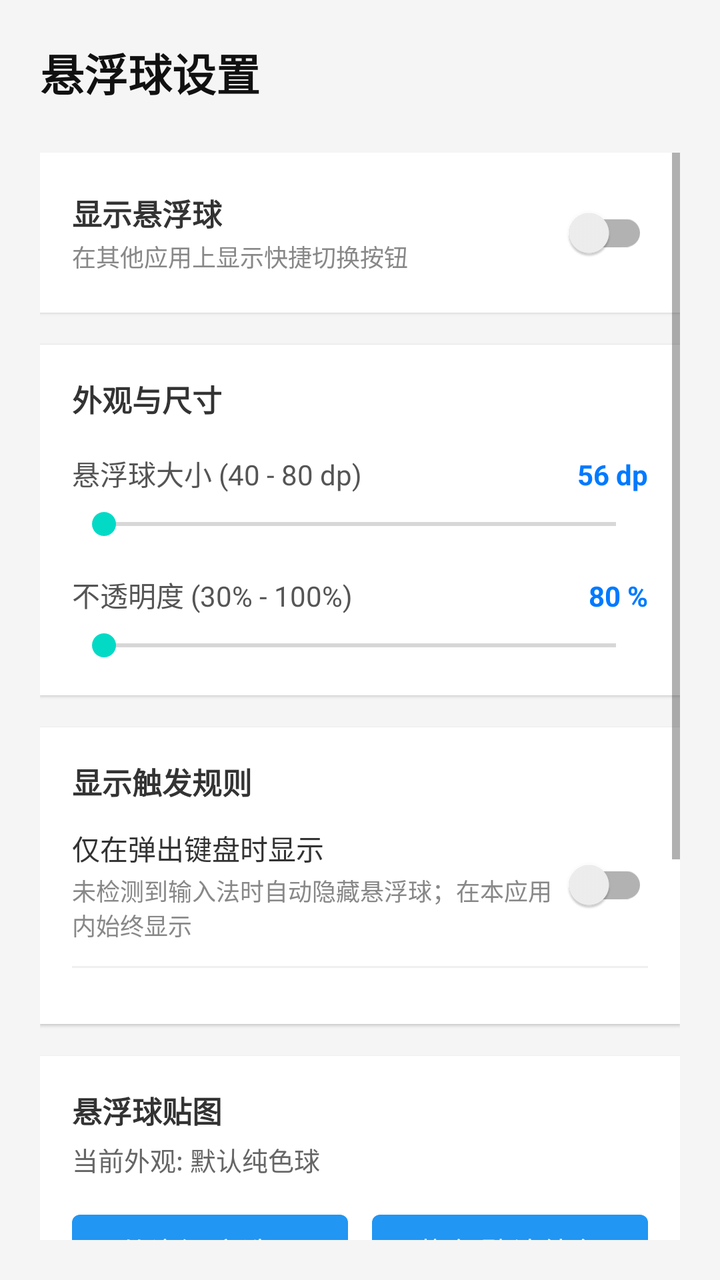
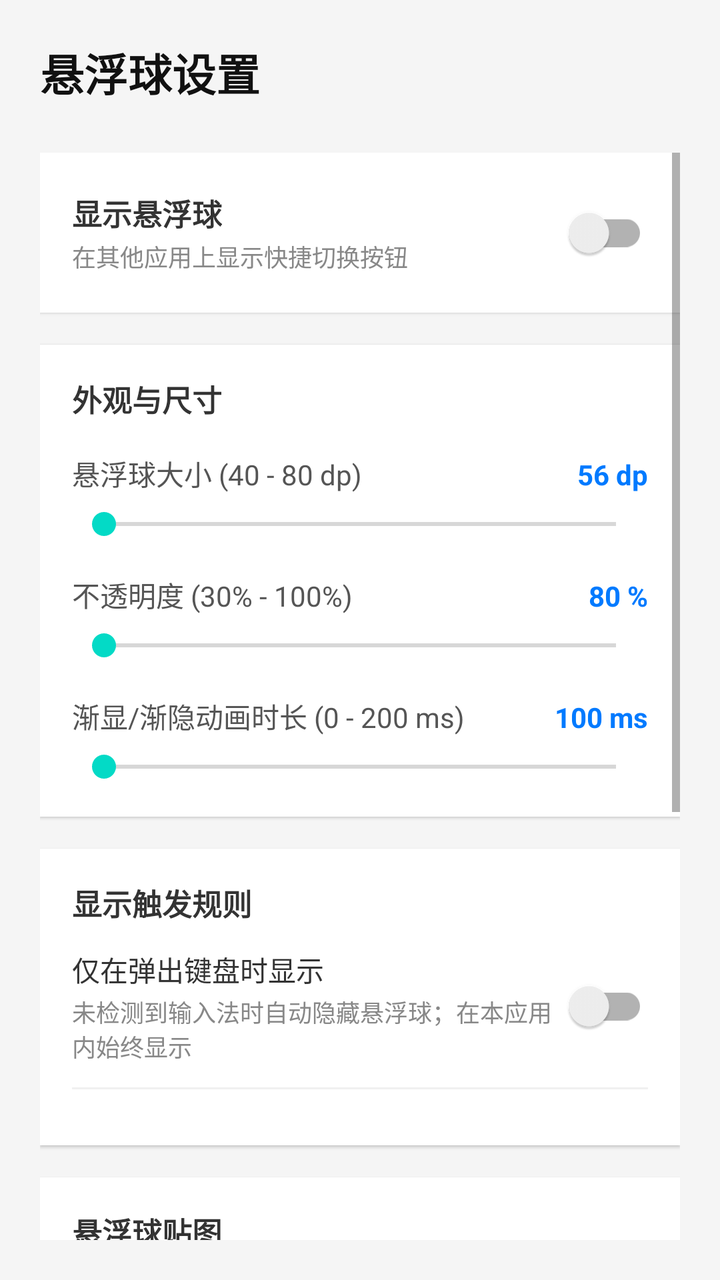

An Android layout rendered at two revisions. The XML below is the earlier revision; the diff shows what the commit changed to produce the second picture.
<!-- AndroidManifest.xml: application theme Theme.Test -->
<!-- res/layout/activity_settings_floating.xml -->
<?xml version="1.0" encoding="utf-8"?>
<LinearLayout xmlns:android="http://schemas.android.com/apk/res/android"
    android:layout_width="match_parent"
    android:layout_height="match_parent"
    android:orientation="vertical"
    android:padding="20dp"
    android:background="#F5F5F5">

    <TextView
        android:layout_width="wrap_content"
        android:layout_height="wrap_content"
        android:text="悬浮球设置"
        android:textSize="22sp"
        android:textStyle="bold"
        android:textColor="#111111"
        android:layout_marginBottom="24dp" />

    <ScrollView
        android:layout_width="match_parent"
        android:layout_height="match_parent"
        android:fillViewport="true">

        <LinearLayout
            android:layout_width="match_parent"
            android:layout_height="wrap_content"
            android:orientation="vertical">

            
            <LinearLayout
                android:layout_width="match_parent"
                android:layout_height="wrap_content"
                android:orientation="horizontal"
                android:gravity="center_vertical"
                android:background="#FFFFFF"
                android:padding="16dp"
                android:elevation="1dp"
                android:layout_marginBottom="16dp">

                <LinearLayout
                    android:layout_width="0dp"
                    android:layout_height="wrap_content"
                    android:layout_weight="1"
                    android:orientation="vertical">

                    <TextView
                        android:layout_width="wrap_content"
                        android:layout_height="wrap_content"
                        android:text="显示悬浮球"
                        android:textSize="15sp"
                        android:textStyle="bold"
                        android:textColor="#333333" />

                    <TextView
                        android:layout_width="wrap_content"
                        android:layout_height="wrap_content"
                        android:text="在其他应用上显示快捷切换按钮"
                        android:textSize="12sp"
                        android:textColor="#888888"
                        android:layout_marginTop="2dp" />
                </LinearLayout>

                <androidx.appcompat.widget.SwitchCompat
                    android:id="@+id/swBallMasterSwitch"
                    android:layout_width="wrap_content"
                    android:layout_height="wrap_content" />
            </LinearLayout>

            
            <LinearLayout
                android:layout_width="match_parent"
                android:layout_height="wrap_content"
                android:orientation="vertical"
                android:background="#FFFFFF"
                android:padding="16dp"
                android:elevation="1dp"
                android:layout_marginBottom="16dp">

                <TextView
                    android:layout_width="wrap_content"
                    android:layout_height="wrap_content"
                    android:text="外观与尺寸"
                    android:textSize="15sp"
                    android:textStyle="bold"
                    android:textColor="#333333" />

                
                <LinearLayout
                    android:layout_width="match_parent"
                    android:layout_height="wrap_content"
                    android:orientation="horizontal"
                    android:layout_marginTop="16dp">

                    <TextView
                        android:layout_width="0dp"
                        android:layout_height="wrap_content"
                        android:layout_weight="1"
                        android:text="悬浮球大小 (40 - 80 dp)"
                        android:textSize="14sp"
                        android:textColor="#555555" />

                    <TextView
                        android:id="@+id/tvSizeValue"
                        android:layout_width="wrap_content"
                        android:layout_height="wrap_content"
                        android:text="56 dp"
                        android:textSize="14sp"
                        android:textStyle="bold"
                        android:textColor="#007AFF" />
                </LinearLayout>

                <SeekBar
                    android:id="@+id/sbBallSize"
                    android:layout_width="match_parent"
                    android:layout_height="wrap_content"
                    android:max="40"
                    android:layout_marginTop="6dp" />

                
                <LinearLayout
                    android:layout_width="match_parent"
                    android:layout_height="wrap_content"
                    android:orientation="horizontal"
                    android:layout_marginTop="16dp">

                    <TextView
                        android:layout_width="0dp"
                        android:layout_height="wrap_content"
                        android:layout_weight="1"
                        android:text="不透明度 (30% - 100%)"
                        android:textSize="14sp"
                        android:textColor="#555555" />

                    <TextView
                        android:id="@+id/tvAlphaValue"
                        android:layout_width="wrap_content"
                        android:layout_height="wrap_content"
                        android:text="80 %"
                        android:textSize="14sp"
                        android:textStyle="bold"
                        android:textColor="#007AFF" />
                </LinearLayout>

                <SeekBar
                    android:id="@+id/sbBallAlpha"
                    android:layout_width="match_parent"
                    android:layout_height="wrap_content"
                    android:max="70"
                    android:layout_marginTop="6dp" />
            </LinearLayout>

            
            <LinearLayout
                android:layout_width="match_parent"
                android:layout_height="wrap_content"
                android:orientation="vertical"
                android:background="#FFFFFF"
                android:padding="16dp"
                android:elevation="1dp"
                android:layout_marginBottom="16dp">

                <TextView
                    android:layout_width="wrap_content"
                    android:layout_height="wrap_content"
                    android:text="显示触发规则"
                    android:textSize="15sp"
                    android:textStyle="bold"
                    android:textColor="#333333" />

                
                <LinearLayout
                    android:layout_width="match_parent"
                    android:layout_height="wrap_content"
                    android:orientation="horizontal"
                    android:gravity="center_vertical"
                    android:layout_marginTop="12dp">

                    <LinearLayout
                        android:layout_width="0dp"
                        android:layout_height="wrap_content"
                        android:layout_weight="1"
                        android:orientation="vertical">

                        <TextView
                            android:layout_width="wrap_content"
                            android:layout_height="wrap_content"
                            android:text="仅在弹出键盘时显示"
                            android:textSize="14sp"
                            android:textColor="#333333" />

                        <TextView
                            android:layout_width="wrap_content"
                            android:layout_height="wrap_content"
                            android:text="未检测到输入法时自动隐藏悬浮球；在本应用内始终显示"
                            android:textSize="12sp"
                            android:textColor="#888888"
                            android:layout_marginTop="2dp" />
                    </LinearLayout>

                    <androidx.appcompat.widget.SwitchCompat
                        android:id="@+id/swShowOnlyWithIme"
                        android:layout_width="wrap_content"
                        android:layout_height="wrap_content" />
                </LinearLayout>

                <TextView
                    android:id="@+id/tvA11yWarning"
                    android:layout_width="wrap_content"
                    android:layout_height="wrap_content"
                    android:text="⚠️ 需要开启无障碍服务才能检测键盘弹出"
                    android:textSize="12sp"
                    android:textColor="#E65100"
                    android:layout_marginTop="4dp"
                    android:visibility="gone" />

                <View
                    android:layout_width="match_parent"
                    android:layout_height="1dp"
                    android:background="#F0F0F0"
                    android:layout_marginVertical="12dp" />

            </LinearLayout>

            
            <LinearLayout
                android:layout_width="match_parent"
                android:layout_height="wrap_content"
                android:orientation="vertical"
                android:background="#FFFFFF"
                android:padding="16dp"
                android:elevation="1dp"
                android:layout_marginBottom="16dp">

                <TextView
                    android:layout_width="wrap_content"
                    android:layout_height="wrap_content"
                    android:text="悬浮球贴图"
                    android:textSize="15sp"
                    android:textStyle="bold"
                    android:textColor="#333333" />

                <TextView
                    android:id="@+id/tvCustomImageStatus"
                    android:layout_width="wrap_content"
                    android:layout_height="wrap_content"
                    android:text="当前外观: 默认纯色球"
                    android:textSize="13sp"
                    android:textColor="#666666"
                    android:layout_marginTop="4dp"
                    android:layout_marginBottom="12dp" />

                <LinearLayout
                    android:layout_width="match_parent"
                    android:layout_height="wrap_content"
                    android:orientation="horizontal">

                    <Button
                        android:id="@+id/btnSelectBallImage"
                        android:layout_width="0dp"
                        android:layout_height="wrap_content"
                        android:layout_weight="1"
                        android:text="从资源库选图" />

                    <Button
                        android:id="@+id/btnResetBallImage"
                        android:layout_width="0dp"
                        android:layout_height="wrap_content"
                        android:layout_weight="1"
                        android:layout_marginStart="12dp"
                        android:text="恢复默认纯色" />
                </LinearLayout>
            </LinearLayout>

            
            <LinearLayout
                android:layout_width="match_parent"
                android:layout_height="wrap_content"
                android:orientation="vertical"
                android:background="#FFFFFF"
                android:padding="16dp"
                android:elevation="1dp"
                android:layout_marginBottom="24dp">

                <TextView
                    android:layout_width="wrap_content"
                    android:layout_height="wrap_content"
                    android:text="实时示意预览"
                    android:textSize="13sp"
                    android:textColor="#888888"
                    android:layout_marginBottom="16dp" />

                <FrameLayout
                    android:layout_width="match_parent"
                    android:layout_height="140dp"
                    android:background="#F0F0F0">

                    <FrameLayout
                        android:id="@+id/flPreviewContainer"
                        android:layout_width="56dp"
                        android:layout_height="56dp"
                        android:layout_gravity="center"
                        android:background="@drawable/bg_floating_ball">

                        <ImageView
                            android:id="@+id/ivPreviewSkin"
                            android:layout_width="match_parent"
                            android:layout_height="match_parent"
                            android:scaleType="fitXY"
                            android:visibility="gone" />
                    </FrameLayout>
                </FrameLayout>
            </LinearLayout>

        </LinearLayout>
    </ScrollView>

</LinearLayout>
<!-- resources referenced by this layout -->
<resources>
  <!-- drawable bg_floating_ball (drawable) -->
  <?xml version="1.0" encoding="utf-8"?>
  <layer-list xmlns:android="http://schemas.android.com/apk/res/android">
      
      <item>
          <shape android:shape="oval">
              <solid android:color="#22000000" />
          </shape>
      </item>
      
      <item
          android:bottom="1dp"
          android:left="1dp"
          android:right="1dp"
          android:top="1dp">
          <shape android:shape="oval">
              <solid android:color="#EAEAEA" />
              <stroke
                  android:width="1dp"
                  android:color="#44000000" />
          </shape>
      </item>
  </layer-list>
  <style name="Theme.Test" parent="Theme.MaterialComponents.DayNight.NoActionBar">
          <item name="colorPrimary">#2196F3</item>
          <item name="colorPrimaryVariant">#1976D2</item>
          <item name="colorOnPrimary">#FFFFFF</item>
          <item name="colorSecondary">#03DAC6</item>
          <item name="colorSecondaryVariant">#018786</item>
          <item name="colorOnSecondary">#000000</item>
          <item name="android:statusBarColor">?attr/colorPrimaryVariant</item>
      </style>
</resources>

<!-- the commit's change to res/layout/activity_settings_floating.xml (unified diff, before → after) -->
@@ -146,6 +146,38 @@
                     android:layout_height="wrap_content"
                     android:max="70"
                     android:layout_marginTop="6dp" />
+
+                
+                <LinearLayout
+                    android:layout_width="match_parent"
+                    android:layout_height="wrap_content"
+                    android:orientation="horizontal"
+                    android:layout_marginTop="16dp">
+
+                    <TextView
+                        android:layout_width="0dp"
+                        android:layout_height="wrap_content"
+                        android:layout_weight="1"
+                        android:text="渐显/渐隐动画时长 (0 - 200 ms)"
+                        android:textSize="14sp"
+                        android:textColor="#555555" />
+
+                    <TextView
+                        android:id="@+id/tvAnimDurationValue"
+                        android:layout_width="wrap_content"
+                        android:layout_height="wrap_content"
+                        android:text="100 ms"
+                        android:textSize="14sp"
+                        android:textStyle="bold"
+                        android:textColor="#007AFF" />
+                </LinearLayout>
+
+                <SeekBar
+                    android:id="@+id/sbBallAnimDuration"
+                    android:layout_width="match_parent"
+                    android:layout_height="wrap_content"
+                    android:max="10"
+                    android:layout_marginTop="6dp" />
             </LinearLayout>
 
             
